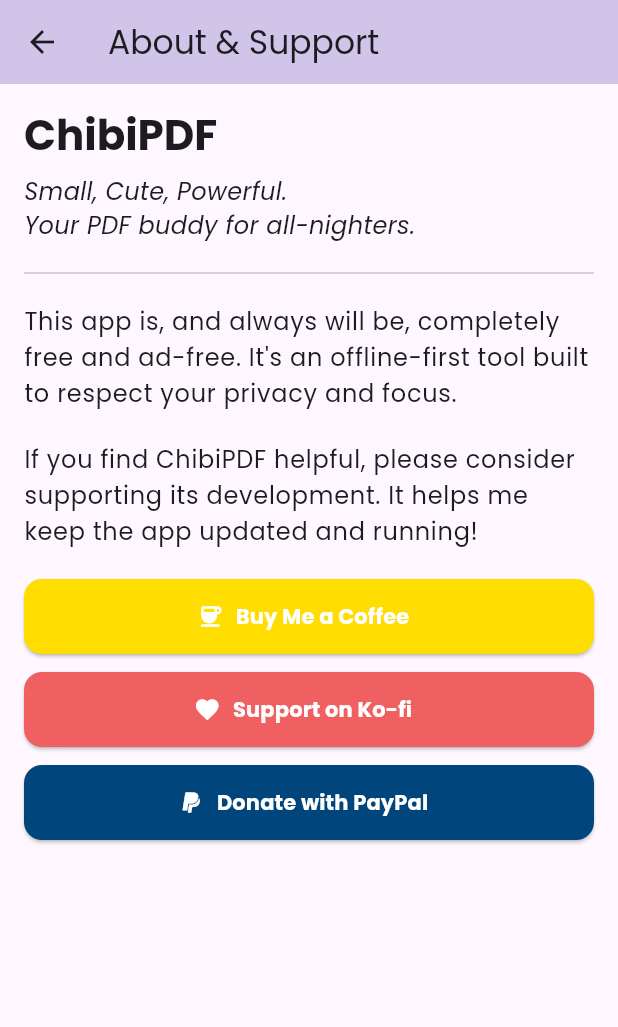
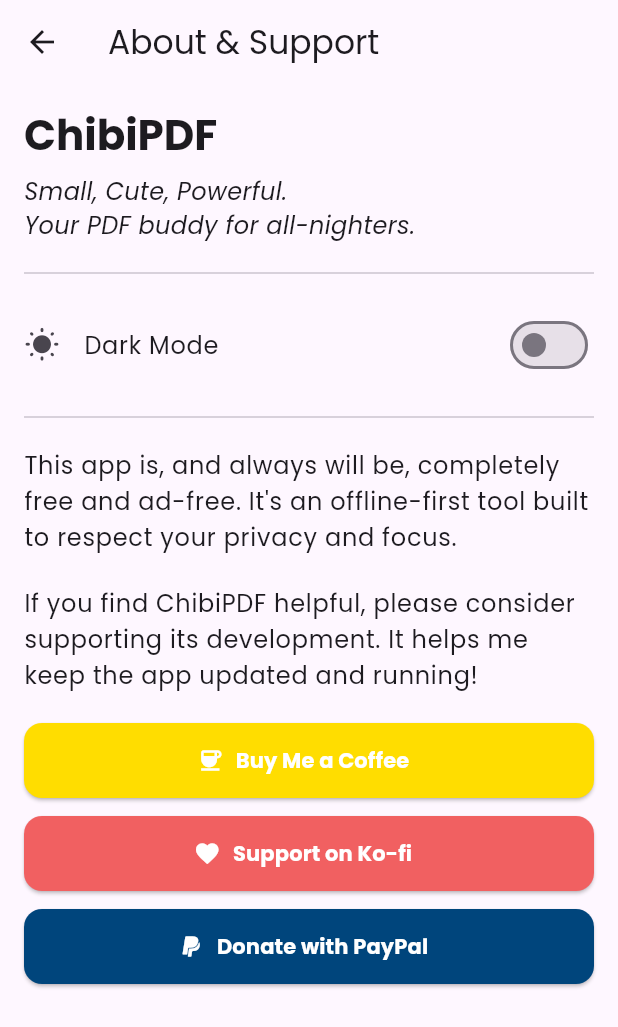
Before and after one commit to Morningknight/chibipdf, a Flutter app: the screen it shows after launch, after a tap on the "info outline" icon, on a phone screen of 412 x 824 dp. Shown: the top 1027 px of the screen. Run offline on Flutter 3.47's test engine with Material 3 defaults, Android fonts, the phone set to English and light mode, and no system bars; our stand-ins replace file_picker, google_fonts, shared_preferences; missing offline and left inert: flutter_pdfview.

Commit message:
feat: Implement dark mode with provider and shared_preferences

```diff
--- a/lib/main.dart
+++ b/lib/main.dart
@@ -1,11 +1,19 @@
 // lib/main.dart
 
 import 'package:chibipdf/screens/home_screen.dart';
+import 'package:chibipdf/theme_notifier.dart'; // Import our new notifier
 import 'package:flutter/material.dart';
 import 'package:google_fonts/google_fonts.dart';
+import 'package:provider/provider.dart'; // Import provider
 
 void main() {
-  runApp(const ChibiPdfApp());
+  // Wrap the entire app in our ThemeNotifier provider
+  runApp(
+    ChangeNotifierProvider(
+      create: (_) => ThemeNotifier(),
+      child: const ChibiPdfApp(),
+    ),
+  );
 }
 
 class ChibiPdfApp extends StatelessWidget {
@@ -13,20 +21,37 @@
 
   @override
   Widget build(BuildContext context) {
+    // Use a Consumer widget to listen to theme changes
+    return Consumer<ThemeNotifier>(
+      builder: (context, themeNotifier, child) {
         return MaterialApp(
           title: 'ChibiPDF',
-      // We are updating the theme to be more modern and use our new font
+          // Define our light theme
           theme: ThemeData(
-        colorScheme: ColorScheme.fromSeed(seedColor: Colors.deepPurple),
+            brightness: Brightness.light,
+            colorScheme: ColorScheme.fromSeed(
+              seedColor: Colors.deepPurple,
+              brightness: Brightness.light,
+            ),
             useMaterial3: true,
-        // Set the default font for the entire app
-        textTheme: GoogleFonts.poppinsTextTheme(
-          Theme.of(context).textTheme,
+            textTheme: GoogleFonts.poppinsTextTheme(ThemeData.light().textTheme),
           ),
+          // Define our dark theme
+          darkTheme: ThemeData(
+            brightness: Brightness.dark,
+            colorScheme: ColorScheme.fromSeed(
+              seedColor: Colors.deepPurple,
+              brightness: Brightness.dark,
             ),
+            useMaterial3: true,
+            textTheme: GoogleFonts.poppinsTextTheme(ThemeData.dark().textTheme),
+          ),
+          // Set the theme mode based on the notifier's state
+          themeMode: themeNotifier.themeMode,
           debugShowCheckedModeBanner: false,
-      // The app now starts directly at our new HomeScreen
           home: const HomeScreen(),
+        );
+      },
     );
   }
 }
--- a/lib/screens/about_screen.dart
+++ b/lib/screens/about_screen.dart
@@ -1,32 +1,33 @@
-// lib/about_screen.dart
+// lib/screens/about_screen.dart
 
+import 'package:chibipdf/theme_notifier.dart';
 import 'package:flutter/material.dart';
+import 'package:provider/provider.dart';
 import 'package:url_launcher/url_launcher.dart';
 
 class AboutScreen extends StatelessWidget {
   const AboutScreen({super.key});
 
-  // Helper function to launch a URL
   Future<void> _launchURL(String url) async {
     final Uri uri = Uri.parse(url);
     if (!await launchUrl(uri, mode: LaunchMode.externalApplication)) {
-      // Could not launch the URL
-      // In a real app, you might want to show a snackbar or dialog
       debugPrint("Could not launch $url");
     }
   }
 
   @override
   Widget build(BuildContext context) {
+    return Consumer<ThemeNotifier>(
+      builder: (context, themeNotifier, child) {
+        // Use the notifier to determine the dark mode state
+        final isDarkMode = themeNotifier.themeMode == ThemeMode.dark;
+
         return Scaffold(
           appBar: AppBar(
             title: const Text('About & Support'),
-        backgroundColor: Colors.deepPurple[100],
           ),
-      body: Padding(
+          body: ListView(
             padding: const EdgeInsets.all(16.0),
-        child: Column(
-          crossAxisAlignment: CrossAxisAlignment.start,
             children: [
               Text(
                 'ChibiPDF',
@@ -40,6 +41,21 @@
                 style: TextStyle(fontSize: 16, fontStyle: FontStyle.italic),
               ),
               const Divider(height: 40),
+              ListTile(
+                contentPadding: EdgeInsets.zero,
+                leading: Icon(
+                  isDarkMode ? Icons.nightlight_round : Icons.wb_sunny_rounded,
+                ),
+                title: const Text('Dark Mode'),
+                trailing: Switch(
+                  value: isDarkMode,
+                  onChanged: (value) {
+                    // Call the method on our notifier to change the theme
+                    themeNotifier.toggleTheme();
+                  },
+                ),
+              ),
+              const Divider(height: 40),
               Text(
                 'This app is, and always will be, completely free and ad-free. It\'s an offline-first tool built to respect your privacy and focus.',
                 style: Theme.of(context).textTheme.bodyLarge,
@@ -50,43 +66,33 @@
                 style: Theme.of(context).textTheme.bodyLarge,
               ),
               const SizedBox(height: 20),
-            // Donation Buttons
               _buildDonationButton(
                 text: 'Buy Me a Coffee',
                 icon: Icons.coffee,
                 color: const Color(0xFFFFDD00),
-              onPressed: () {
-                // Replace with your actual Buy Me a Coffee link
-                _launchURL('https://www.buymeacoffee.com/your-username');
-              },
+                onPressed: () => _launchURL('https://www.buymeacoffee.com/your-username'),
               ),
               const SizedBox(height: 12),
               _buildDonationButton(
                 text: 'Support on Ko-fi',
                 icon: Icons.favorite,
                 color: const Color(0xFFF16061),
-              onPressed: () {
-                // Replace with your actual Ko-fi link
-                _launchURL('https://ko-fi.com/your-username');
-              },
+                onPressed: () => _launchURL('https://ko-fi.com/your-username'),
               ),
               const SizedBox(height: 12),
               _buildDonationButton(
                 text: 'Donate with PayPal',
                 icon: Icons.paypal,
                 color: const Color(0xFF00457C),
-              onPressed: () {
-                // Replace with your actual PayPal.me link
-                _launchURL('https://paypal.me/your-username');
-              },
+                onPressed: () => _launchURL('https://paypal.me/your-username'),
               ),
             ],
           ),
-      ),
+        );
+      },
     );
   }
 
-  // A helper widget to create styled buttons to avoid repeating code
   Widget _buildDonationButton({
     required String text,
     required IconData icon,
--- a/lib/screens/home_screen.dart
+++ b/lib/screens/home_screen.dart
@@ -4,9 +4,9 @@
 import 'package:chibipdf/screens/pdf_viewer_screen.dart';
 import 'package:file_picker/file_picker.dart';
 import 'package:flutter/material.dart';
-// This import is correct, but the code using it was wrong.
 import 'package:flutter_staggered_grid_view/flutter_staggered_grid_view.dart';
 import 'package:google_fonts/google_fonts.dart';
+import 'package:shared_preferences/shared_preferences.dart';
 
 import 'about_screen.dart';
 
@@ -18,13 +18,81 @@
 }
 
 class _HomeScreenState extends State<HomeScreen> {
-  // --- DATA FOR OUR TOOLS ---
-  final List<_ToolCard> _tools = [
+  // --- STATE for Recents ---
+  List<String> _recentFiles = [];
+  static const String _recentsKey = 'recent_files';
+
+  @override
+  void initState() {
+    super.initState();
+    _loadRecents();
+  }
+
+  // --- LOGIC for loading and saving recents ---
+  Future<void> _loadRecents() async {
+    final prefs = await SharedPreferences.getInstance();
+    setState(() {
+      _recentFiles = prefs.getStringList(_recentsKey) ?? [];
+    });
+  }
+
+  Future<void> _addAndSaveRecent(String path) async {
+    final prefs = await SharedPreferences.getInstance();
+    List<String> updatedRecents = List.from(_recentFiles);
+    updatedRecents.remove(path);
+    updatedRecents.insert(0, path);
+    if (updatedRecents.length > 20) {
+      updatedRecents = updatedRecents.sublist(0, 20);
+    }
+    await prefs.setStringList(_recentsKey, updatedRecents);
+    setState(() {
+      _recentFiles = updatedRecents;
+    });
+  }
+
+  String _getFileName(String path) {
+    return path.split('/').last;
+  }
+
+  // --- LOGIC for picking files ---
+  Future<void> _pickAndOpenFile(BuildContext context) async {
+    try {
+      final result = await FilePicker.platform.pickFiles(
+        type: FileType.custom,
+        allowedExtensions: ['pdf'],
+      );
+
+      if (result == null || result.files.isEmpty) return;
+      final String? filePath = result.files.first.path;
+      if (filePath == null) return;
+
+      await _openPdf(File(filePath));
+    } catch (e) {
+      debugPrint("Error picking file: $e");
+    }
+  }
+
+  Future<void> _openPdf(File file) async {
+    await _addAndSaveRecent(file.path);
+    if (mounted) {
+      Navigator.push(
+        context,
+        MaterialPageRoute(
+          builder: (context) => PdfViewerScreen(file: file),
+        ),
+      );
+    }
+  }
+
+  @override
+  Widget build(BuildContext context) {
+    // We define the tools list here, inside the build method
+    final List<_ToolCard> tools = [
       _ToolCard(
         title: 'View PDF',
         icon: Icons.picture_as_pdf_rounded,
         color: Colors.deepPurple,
-      action: (context) => _pickAndOpenFile(context),
+        action: (ctx) => _pickAndOpenFile(ctx),
       ),
       _ToolCard(
         title: 'Create from Images',
@@ -58,33 +126,6 @@
       ),
     ];
 
-  // --- LOGIC ---
-  static Future<void> _pickAndOpenFile(BuildContext context) async {
-    try {
-      final result = await FilePicker.platform.pickFiles(
-        type: FileType.custom,
-        allowedExtensions: ['pdf'],
-      );
-
-      if (result == null || result.files.single.path == null) return;
-      final file = File(result.files.single.path!);
-
-      if (context.mounted) {
-        Navigator.push(
-          context,
-          MaterialPageRoute(
-            builder: (context) => PdfViewerScreen(file: file),
-          ),
-        );
-      }
-    } catch (e) {
-      debugPrint("Error picking file: $e");
-    }
-  }
-
-  // --- UI BUILD METHOD ---
-  @override
-  Widget build(BuildContext context) {
     return Scaffold(
       body: CustomScrollView(
         slivers: [
@@ -100,13 +141,16 @@
                 'ChibiPDF',
                 style: GoogleFonts.poppins(
                   fontWeight: FontWeight.bold,
-                  color: Colors.black87,
+                  color: Theme.of(context).textTheme.bodyLarge?.color,
                 ),
               ),
               background: Container(
                 decoration: BoxDecoration(
                   gradient: LinearGradient(
-                    colors: [Colors.deepPurple.shade200, Colors.deepPurple.shade50],
+                    colors: [
+                      Theme.of(context).colorScheme.primary.withOpacity(0.3),
+                      Theme.of(context).scaffoldBackgroundColor,
+                    ],
                     begin: Alignment.topLeft,
                     end: Alignment.bottomRight,
                   ),
@@ -125,7 +169,6 @@
               ),
             ],
           ),
-
           SliverToBoxAdapter(
             child: Padding(
               padding: const EdgeInsets.fromLTRB(16, 24, 16, 16),
@@ -138,28 +181,74 @@
               ),
             ),
           ),
-
-          // The grid of tool buttons
           SliverPadding(
             padding: const EdgeInsets.all(16.0),
-            // ================== THIS IS THE CORRECTED SECTION ==================
             sliver: SliverMasonryGrid.count(
-              crossAxisCount: 2, // Two columns
-              childCount: _tools.length,
+              crossAxisCount: 2,
+              childCount: tools.length,
               itemBuilder: (context, index) {
-                final tool = _tools[index];
+                final tool = tools[index];
                 return _buildToolCard(context, tool);
               },
               mainAxisSpacing: 16.0,
               crossAxisSpacing: 16.0,
             ),
-            // ===================================================================
+          ),
+          SliverToBoxAdapter(
+            child: Padding(
+              padding: const EdgeInsets.fromLTRB(16, 24, 16, 16),
+              child: Text(
+                "Recently Opened",
+                style: GoogleFonts.poppins(
+                  fontSize: 22,
+                  fontWeight: FontWeight.w600,
+                ),
+              ),
+            ),
+          ),
+          _recentFiles.isEmpty
+              ? SliverToBoxAdapter(
+            child: Center(
+              child: Padding(
+                padding: const EdgeInsets.all(32.0),
+                child: Text(
+                  "Opened PDFs will appear here.",
+                  style: TextStyle(color: Colors.grey[600]),
+                ),
+              ),
+            ),
+          )
+              : SliverList(
+            delegate: SliverChildBuilderDelegate(
+                  (context, index) {
+                final filePath = _recentFiles[index];
+                final file = File(filePath);
+
+                return Card(
+                  margin: const EdgeInsets.symmetric(horizontal: 16, vertical: 6),
+                  child: ListTile(
+                    leading: const Icon(Icons.picture_as_pdf, color: Colors.red),
+                    title: Text(
+                      _getFileName(filePath),
+                      overflow: TextOverflow.ellipsis,
+                    ),
+                    subtitle: Text(
+                      filePath,
+                      overflow: TextOverflow.ellipsis,
+                    ),
+                    onTap: () => _openPdf(file),
+                  ),
+                );
+              },
+              childCount: _recentFiles.length,
+            ),
           ),
         ],
       ),
     );
   }
 
+  // ============== THIS SECTION WAS MISSING ==============
   Widget _buildToolCard(BuildContext context, _ToolCard tool) {
     return Card(
       elevation: 2,
@@ -202,3 +291,4 @@
     required this.action,
   });
 }
+// ======================================================
--- /dev/null
+++ b/lib/theme_notifier.dart
@@ -0,0 +1,55 @@
+// lib/theme_notifier.dart
+
+import 'package:flutter/material.dart';
+import 'package:shared_preferences/shared_preferences.dart';
+
+class ThemeNotifier extends ChangeNotifier {
+  final String key = "theme";
+  SharedPreferences? _prefs;
+  late ThemeMode _themeMode;
+
+  ThemeMode get themeMode => _themeMode;
+
+  ThemeNotifier() {
+    // Set a default theme and load the saved preference
+    _themeMode = ThemeMode.system;
+    _loadFromPrefs();
+  }
+
+  // Helper method to toggle the theme
+  toggleTheme() {
+    _themeMode = _themeMode == ThemeMode.dark ? ThemeMode.light : ThemeMode.dark;
+    _saveToPrefs();
+    notifyListeners(); // This is the crucial part that tells listeners to rebuild
+  }
+
+  // Initialize SharedPreferences
+  _initPrefs() async {
+    _prefs ??= await SharedPreferences.getInstance();
+  }
+
+  // Load the saved theme preference
+  _loadFromPrefs() async {
+    await _initPrefs();
+    String? themeStr = _prefs!.getString(key);
+
+    if (themeStr == 'light') {
+      _themeMode = ThemeMode.light;
+    } else if (themeStr == 'dark') {
+      _themeMode = ThemeMode.dark;
+    } else {
+      _themeMode = ThemeMode.system; // Default to system if nothing is saved
+    }
+    notifyListeners();
+  }
+
+  // Save the current theme preference
+  _saveToPrefs() async {
+    await _initPrefs();
+    if (_themeMode == ThemeMode.light) {
+      _prefs!.setString(key, 'light');
+    } else {
+      _prefs!.setString(key, 'dark');
+    }
+  }
+}
--- a/pubspec.yaml
+++ b/pubspec.yaml
@@ -37,6 +37,8 @@
   url_launcher: ^6.2.2      # For opening donation links in a browser
   google_fonts: ^6.1.0
   flutter_staggered_grid_view: ^0.7.0
+  shared_preferences:
+  provider:
   # The following adds the Cupertino Icons font to your application.
   # Use with the CupertinoIcons class for iOS style icons.
   cupertino_icons: ^1.0.8
```
Also changed, not shown: pubspec.lock. Lines whose indentation alone changed are shown as unchanged.
